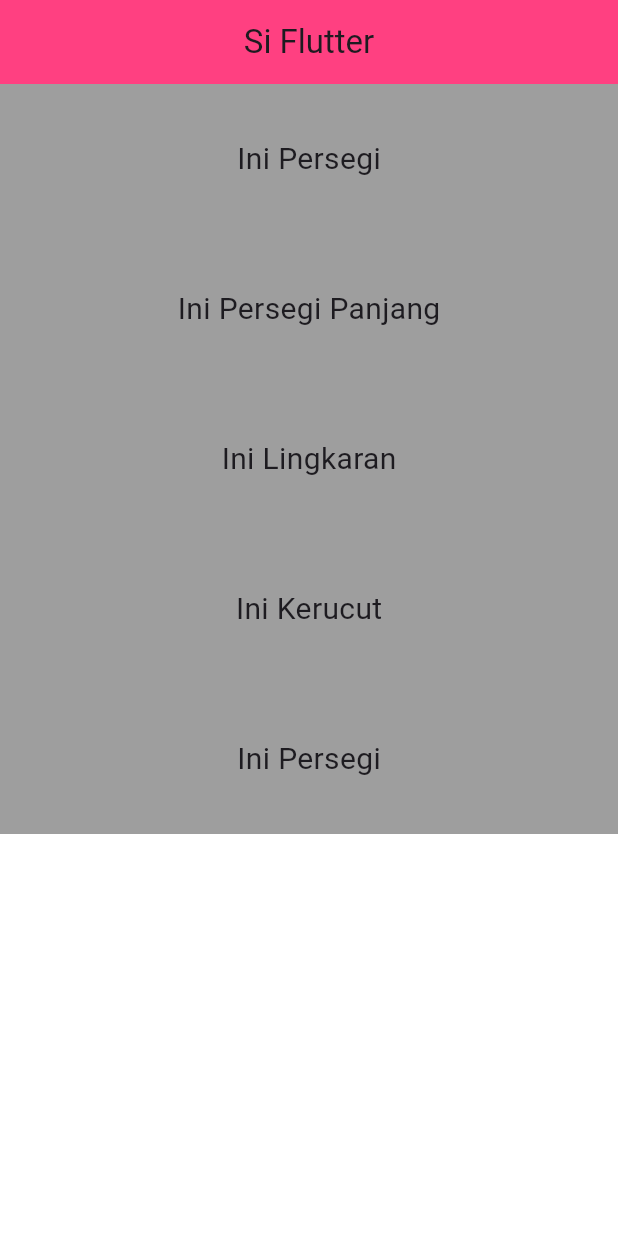
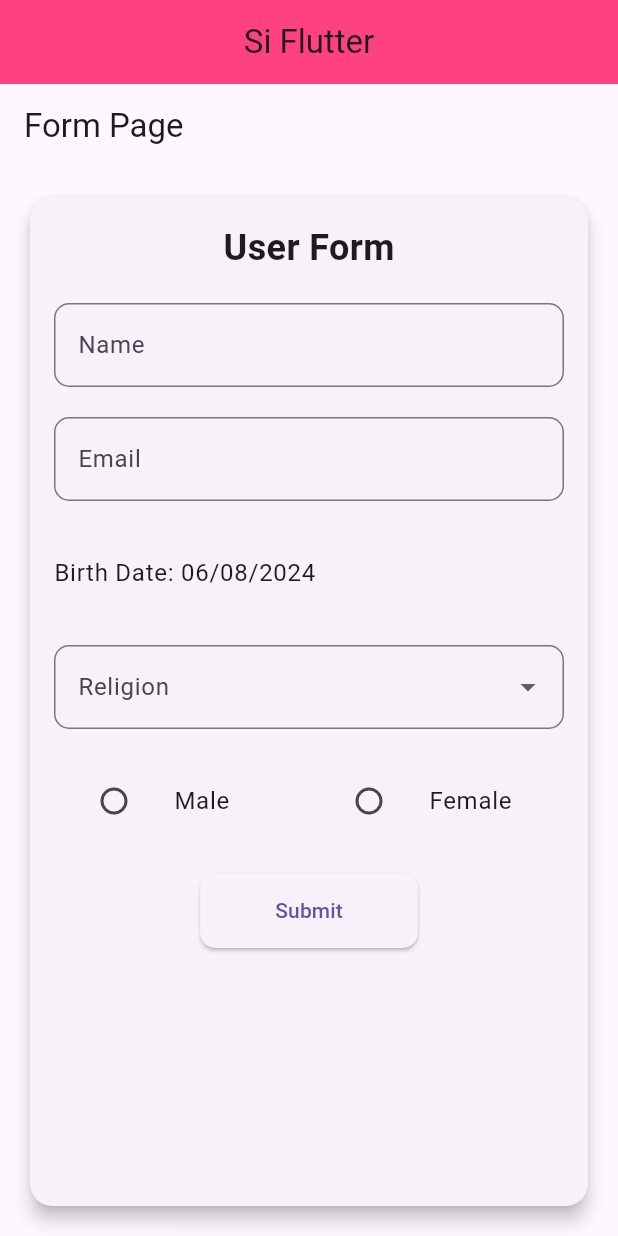
Before and after one commit to sardit0/myapp, a Flutter app: the screen it shows after launch, on a phone screen of 412 x 824 dp. Run offline on Flutter 3.47's test engine with Material 3 defaults, Android fonts, the phone set to English and light mode, and no system bars.

Commit message:
bikin form

```diff
--- /dev/null
+++ b/lib/form/form_page.dart
@@ -0,0 +1,218 @@
+import 'package:flutter/material.dart';
+import 'display_page.dart';
+import 'package:intl/intl.dart';
+
+class FormPage extends StatefulWidget {
+  @override
+  _FormPageState createState() => _FormPageState();
+}
+
+class _FormPageState extends State<FormPage> {
+  final _formKey = GlobalKey<FormState>();
+  final _nameController = TextEditingController();
+  final _emailController = TextEditingController();
+  var _selectedDate = DateTime.now();
+  String? _selectedReligion;
+  String? _selectedGender;
+
+  void submitForm() {
+    if (_formKey.currentState!.validate()) {
+      // ignore: unnecessary_null_comparison
+      if (_selectedDate != null && _selectedReligion != null && _selectedGender != null) {
+        Navigator.push(
+          context,
+          MaterialPageRoute(
+            builder: (context) => DisplayPage(
+              name: _nameController.text,
+              email: _emailController.text,
+              birthDate: _selectedDate,
+              religion: _selectedReligion!,
+              gender: _selectedGender!,
+            ),
+          ),
+        );
+      }
+    }
+  }
+
+  Future<void> selectDate(BuildContext context) async {
+    final DateTime? picked = await showDatePicker(
+      context: context,
+      initialDate: _selectedDate,
+      firstDate: DateTime(1900),
+      lastDate: DateTime(2100),
+    );
+    if (picked != null && picked != _selectedDate)
+      setState(() {
+        _selectedDate = picked;
+      });
+  }
+
+  @override
+  void dispose() {
+    _nameController.dispose();
+    _emailController.dispose();
+    super.dispose();
+  }
+
+  @override
+  Widget build(BuildContext context) {
+    return Scaffold(
+      appBar: AppBar(
+        title: Text('Form Page'),
+      ),
+      body: Padding(
+        padding: const EdgeInsets.all(16.0),
+        child: Form(
+          key: _formKey,
+          child: Card(
+            elevation: 5,
+            shape: RoundedRectangleBorder(
+              borderRadius: BorderRadius.circular(15),
+            ),
+            child: Padding(
+              padding: const EdgeInsets.all(16.0),
+              child: Column(
+                crossAxisAlignment: CrossAxisAlignment.start,
+                children: [
+                  Center(
+                    child: Text(
+                      'User Form',
+                      style: TextStyle(
+                        fontSize: 24,
+                        fontWeight: FontWeight.bold,
+                      ),
+                    ),
+                  ),
+                  SizedBox(height: 20),
+                  TextFormField(
+                    controller: _nameController,
+                    decoration: InputDecoration(
+                      labelText: 'Name',
+                      border: OutlineInputBorder(
+                        borderRadius: BorderRadius.circular(10),
+                      ),
+                    ),
+                    validator: (value) {
+                      if (value!.isEmpty) {
+                        return 'Please enter your name';
+                      }
+                      return null;
+                    },
+                  ),
+                  SizedBox(height: 20),
+                  TextFormField(
+                    controller: _emailController,
+                    decoration: InputDecoration(
+                      labelText: 'Email',
+                      border: OutlineInputBorder(
+                        borderRadius: BorderRadius.circular(10),
+                      ),
+                    ),
+                    validator: (value) {
+                      if (value!.isEmpty) {
+                        return 'Please enter your email';
+                      }
+                      return null;
+                    },
+                  ),
+                  SizedBox(height: 20),
+                  ListTile(
+                    contentPadding: EdgeInsets.zero,
+                    title: Text(
+                      // ignore: unnecessary_null_comparison
+                      _selectedDate == null
+                          ? 'Select Birth Date'
+                          : 'Birth Date: ${DateFormat('dd/MM/yyyy').format(_selectedDate)}',
+                    ),
+                    onTap: () => selectDate(context),
+                  ),
+                  SizedBox(height: 20),
+                  DropdownButtonFormField<String>(
+                    decoration: InputDecoration(
+                      labelText: 'Religion',
+                      border: OutlineInputBorder(
+                        borderRadius: BorderRadius.circular(10),
+                      ),
+                    ),
+                    value: _selectedReligion,
+                    items: [
+                      'Islam',
+                      'Christian',
+                      'Hindu',
+                      'Buddhist',
+                      'Other',
+                    ]
+                    .map((religion) => DropdownMenuItem(
+                      value: religion,
+                      child: Text(religion),
+                    ))
+                    .toList(),
+                    onChanged: (value) {
+                      setState(() {
+                        _selectedReligion = value;
+                      });
+                    },
+                    validator: (value) {
+                      if (value == null) {
+                        return 'Please select your religion';
+                      }
+                      return null;
+                    },
+                  ),
+                  SizedBox(height: 20),
+                  Row(
+                    children: [
+                      Expanded(
+                        child: ListTile(
+                          title: const Text('Male'),
+                          leading: Radio<String>(
+                            value: 'Male',
+                            groupValue: _selectedGender,
+                            onChanged: (value) {
+                              setState(() {
+                                _selectedGender = value;
+                              });
+                            },
+                          ),
+                        ),
+                      ),
+                      Expanded(
+                        child: ListTile(
+                          title: const Text('Female'),
+                          leading: Radio<String>(
+                            value: 'Female',
+                            groupValue: _selectedGender,
+                            onChanged: (value) {
+                              setState(() {
+                                _selectedGender = value;
+                              });
+                            },
+                          ),
+                        ),
+                      ),
+                    ],
+                  ),
+                  SizedBox(height: 20),
+                  Center(
+                    child: ElevatedButton(
+                      onPressed: submitForm,
+                      child: Text('Submit'),
+                      style: ElevatedButton.styleFrom(
+                        padding: EdgeInsets.symmetric(
+                          horizontal: 50, vertical: 15),
+                        shape: RoundedRectangleBorder(
+                          borderRadius: BorderRadius.circular(10),
+                        ),
+                      ),
+                    ),
+                  ),
+                ],
+              ),
+            ),
+          ),
+        ),
+      ),
+    );
+  }
+}
--- a/lib/main.dart
+++ b/lib/main.dart
@@ -1,7 +1,10 @@
 import 'package:flutter/material.dart';
 import 'package:myapp/container_widget.dart';
+import 'package:myapp/form/display_page.dart';
+import 'package:myapp/form/form_page.dart';
 import 'package:myapp/news_container.dart';
 import 'package:myapp/row_column/column_widget.dart';
+import 'package:myapp/row_column/counter_page.dart';
 import 'package:myapp/row_column/kerucut.dart';
 import 'package:myapp/row_column/latihan.dart';
 import 'package:myapp/row_column/lingkaran.dart';
@@ -27,16 +30,30 @@ class MyApp extends StatelessWidget {
           centerTitle: true,
           backgroundColor: Colors.pinkAccent,
         ),
-        body: Column (
-          children: [
-         Persegi(),
-         Panjang(),
-         Lingkaran(),
-         Kerucut(),
-         Segitiga(),
-          ],
-        ),
+        // body: Column (
+        //   children: [
+        //  Persegi(),
+        //  Panjang(),
+        //  Lingkaran(),
+        //  Kerucut(),
+        //  Segitiga(),
+        //  DisplayPage(),
+        //   ],
+        // ),
+        body:
+        FormPage(),
       ),
     );
   }
 }
+
+class DisplayPage extends StatelessWidget {
+  const DisplayPage({
+    super.key,
+  });
+
+  @override
+  Widget build(BuildContext context) {
+    return DisplayPage();
+  }
+}
--- a/pubspec.yaml
+++ b/pubspec.yaml
@@ -46,6 +46,7 @@ dev_dependencies:
   # package. See that file for information about deactivating specific lint
   # rules and activating additional ones.
   flutter_lints: ^3.0.0
+  intl: ^0.19.0
 
 # For information on the generic Dart part of this file, see the
 # following page: https://dart.dev/tools/pub/pubspec
```
Also changed, not shown: lib/form/display_page.dart (added, +112 -0 lines), lib/row_column/counter_page.dart (added, +72 -0 lines), pubspec.lock.
